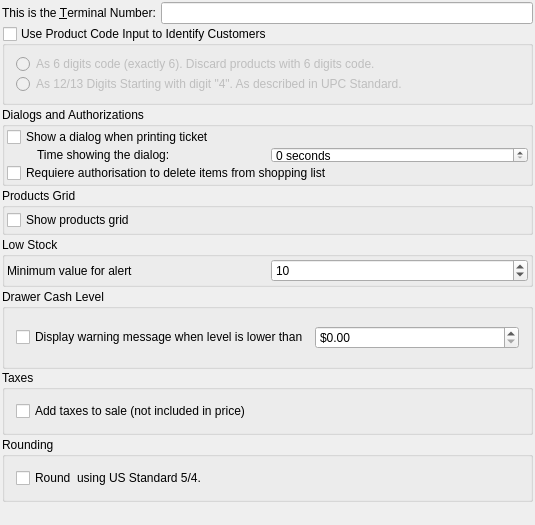
Qt form src/ui/prefs_base.ui (miguelchavez/lemonpos) before a commit.
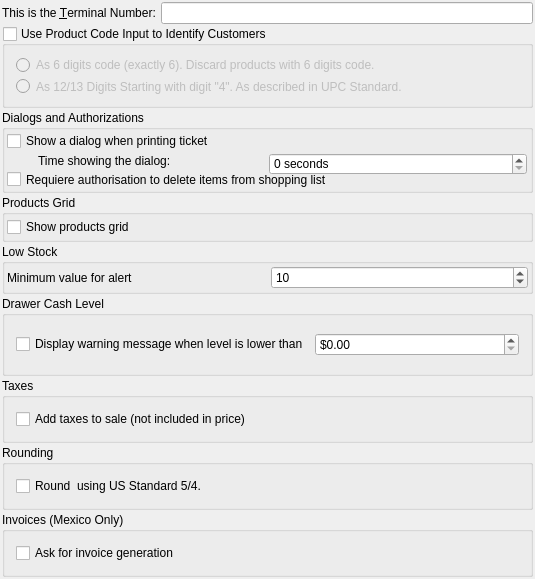
The same form after that commit.

Patch:
```diff
--- a/src/ui/prefs_base.ui
+++ b/src/ui/prefs_base.ui
@@ -7,7 +7,7 @@
     <x>0</x>
     <y>0</y>
     <width>535</width>
-    <height>525</height>
+    <height>579</height>
    </rect>
   </property>
   <property name="minimumSize">
@@ -127,6 +127,15 @@
       </item>
       <item>
        <layout class="QHBoxLayout" name="horizontalLayout_2">
+        <property name="spacing">
+         <number>3</number>
+        </property>
+        <property name="sizeConstraint">
+         <enum>QLayout::SetMinimumSize</enum>
+        </property>
+        <property name="margin">
+         <number>1</number>
+        </property>
         <item>
          <widget class="QLabel" name="label_5">
           <property name="text">
@@ -139,6 +148,12 @@
         </item>
         <item>
          <widget class="QSpinBox" name="kcfg_ticketTime">
+          <property name="minimumSize">
+           <size>
+            <width>0</width>
+            <height>22</height>
+           </size>
+          </property>
           <property name="suffix">
            <string> seconds</string>
           </property>
@@ -309,20 +324,20 @@
     </widget>
    </item>
    <item>
-    <spacer>
-     <property name="orientation">
-      <enum>Qt::Vertical</enum>
+    <widget class="QGroupBox" name="groupInvoice">
+     <property name="title">
+      <string>Invoices (Mexico Only)</string>
      </property>
-     <property name="sizeType">
-      <enum>QSizePolicy::MinimumExpanding</enum>
-     </property>
-     <property name="sizeHint" stdset="0">
-      <size>
-       <width>20</width>
-       <height>20</height>
-      </size>
-     </property>
-    </spacer>
+     <layout class="QVBoxLayout" name="verticalLayout_7">
+      <item>
+       <widget class="QCheckBox" name="kcfg_askForInvoice">
+        <property name="text">
+         <string>Ask for invoice generation</string>
+        </property>
+       </widget>
+      </item>
+     </layout>
+    </widget>
    </item>
   </layout>
  </widget>
```
